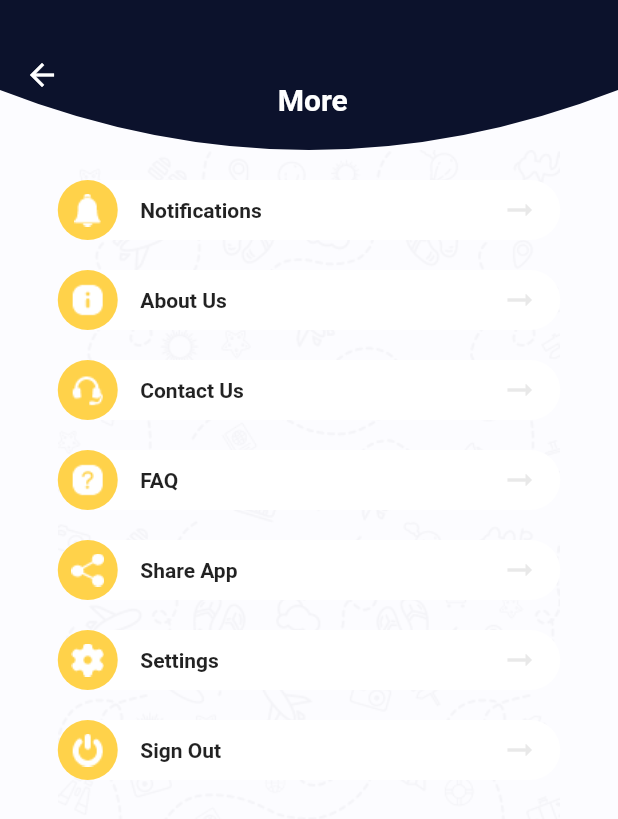
After one commit to Omar-Moshtaha/tourism, a Flutter app: the MorePge screen opened directly, on a phone screen of 412 x 824 dp. The commit adds this screen. Shown: the top 819 px of the screen. Run offline on Flutter 3.47's test engine with Material 2 defaults, Android fonts, the phone set to English and light mode, and no system bars; our stand-ins replace flutter_custom_clippers, hexcolor.

Commit message:
more_page

```diff
--- /dev/null
+++ b/lib/more.dart
@@ -0,0 +1,242 @@
+import 'package:flutter/material.dart';
+import 'package:flutter_custom_clippers/flutter_custom_clippers.dart';
+import 'package:hexcolor/hexcolor.dart';
+
+class MorePge extends StatelessWidget {
+  @override
+  Widget build(BuildContext context) {
+    return Scaffold(
+      backgroundColor: HexColor('#FCFCFF'),
+      appBar: AppBar(
+        toolbarHeight:100,
+        centerTitle: true,
+        elevation: 0.0,
+        title: Padding(
+          padding: const EdgeInsets.only(top: 53,bottom: 20),
+          child:   Text(" More",style: TextStyle(
+
+              fontWeight: FontWeight.bold
+
+          ),),
+        ),
+
+        flexibleSpace: ClipPath(
+          clipper: OvalBottomBorderClipper(),
+          child:   Container(
+            height:220,
+            width: MediaQuery.of(context).size.width,
+            color: HexColor("0C122C"),
+
+          ),
+        ),
+
+      ),
+body: Container(
+ child: Column(
+
+   children: [
+     Padding(
+       padding: const EdgeInsets.only(top: 20),
+       child: Center(child:
+       Container(height: 40,width: 335,decoration: BoxDecoration(
+         borderRadius: BorderRadius.circular(40),
+       color:HexColor('#FFFFFF'),
+
+       ),
+       child: Row(
+         children: [
+
+           CircleAvatar(backgroundColor: HexColor('#FFD24A'),child: Image(image: AssetImage('image/image5.png'))),
+         SizedBox(width: 15,),
+           Text('Notifications',style: TextStyle(
+             fontSize: 14,
+             fontWeight: FontWeight.bold
+           ),),
+        Spacer(),
+        Padding(
+          padding: const EdgeInsets.only(right: 15),
+          child: Icon(Icons.arrow_right_alt_outlined,color: HexColor('#E9E9E9')),
+        )
+         ],
+       ),
+       )
+       ),
+     ),
+     Padding(
+       padding: const EdgeInsets.only(top: 20),
+       child: Center(child:
+       Container(height: 40,width: 335,decoration: BoxDecoration(
+         borderRadius: BorderRadius.circular(40),
+         color:HexColor('#FFFFFF'),
+
+       ),
+         child: Row(
+           children: [
+
+             CircleAvatar(backgroundColor: HexColor('#FFD24A'),child: Image(image: AssetImage('image/image11.png'))),
+             SizedBox(width: 15,),
+             Text('About Us',style: TextStyle(
+                 fontSize: 14,
+                 fontWeight: FontWeight.bold
+             ),),
+             Spacer(),
+             Padding(
+               padding: const EdgeInsets.only(right: 15),
+               child: Icon(Icons.arrow_right_alt_outlined,color: HexColor('#E9E9E9')),
+             )
+           ],
+         ),
+       )
+       ),
+     ),
+     Padding(
+       padding: const EdgeInsets.only(top: 20),
+       child: Center(child:
+       Container(height: 40,width: 335,decoration: BoxDecoration(
+         borderRadius: BorderRadius.circular(40),
+         color:HexColor('#FFFFFF'),
+
+
+       ),
+         child: Row(
+           children: [
+
+             CircleAvatar(backgroundColor: HexColor('#FFD24A'),child: Image(image: AssetImage('image/page10.png'))),
+             SizedBox(width: 15,),
+             Text('Contact Us',style: TextStyle(
+                 fontSize: 14,
+                 fontWeight: FontWeight.bold
+             ),),
+             Spacer(),
+             Padding(
+               padding: const EdgeInsets.only(right: 15),
+               child: Icon(Icons.arrow_right_alt_outlined,color: HexColor('#E9E9E9')),
+             )
+           ],
+         ),
+       )
+       ),
+     ),
+     Padding(
+       padding: const EdgeInsets.only(top: 20),
+       child: Center(child:
+       Container(height: 40,width: 335,decoration: BoxDecoration(
+         borderRadius: BorderRadius.circular(40),
+         color:HexColor('#FFFFFF'),
+
+       ),
+         child: Row(
+           children: [
+
+             CircleAvatar(backgroundColor: HexColor('#FFD24A'),child: Image(image: AssetImage('image/page7.png'))),
+             SizedBox(width: 15,),
+             Text('FAQ',style: TextStyle(
+                 fontSize: 14,
+                 fontWeight: FontWeight.bold
+             ),),
+             Spacer(),
+             Padding(
+               padding: const EdgeInsets.only(right: 15),
+               child: Icon(Icons.arrow_right_alt_outlined,color: HexColor('#E9E9E9')),
+             )
+           ],
+         ),
+       )
+       ),
+     ),
+     Padding(
+       padding: const EdgeInsets.only(top: 20),
+       child: Center(child:
+       Container(height: 40,width: 335,decoration: BoxDecoration(
+         borderRadius: BorderRadius.circular(40),
+         color:HexColor('#FFFFFF'),
+
+       ),
+         child: Row(
+           children: [
+
+             CircleAvatar(backgroundColor: HexColor('#FFD24A'),child: Image(image: AssetImage('image/page9.png'))),
+             SizedBox(width: 15,),
+             Text('Share App',style: TextStyle(
+                 fontSize: 14,
+                 fontWeight: FontWeight.bold
+             ),),
+             Spacer(),
+             Padding(
+               padding: const EdgeInsets.only(right: 15),
+               child: Icon(Icons.arrow_right_alt_outlined,color: HexColor('#E9E9E9')),
+             )
+           ],
+         ),
+       )
+       ),
+     ),
+     Padding(
+       padding: const EdgeInsets.only(top: 20),
+       child: Center(child:
+       Container(height: 40,width: 335,decoration: BoxDecoration(
+         borderRadius: BorderRadius.circular(40),
+         color:HexColor('#FFFFFF'),
+
+       ),
+         child: Row(
+           children: [
+
+             CircleAvatar(backgroundColor: HexColor('#FFD24A'),child: Image(image: AssetImage('image/page8.png'))),
+             SizedBox(width: 15,),
+             Text('Settings',style: TextStyle(
+                 fontSize: 14,
+                 fontWeight: FontWeight.bold
+             ),),
+             Spacer(),
+             Padding(
+               padding: const EdgeInsets.only(right: 15),
+               child: Icon(Icons.arrow_right_alt_outlined,color: HexColor('#E9E9E9')),
+             )
+           ],
+         ),
+       )
+       ),
+     ),
+     Padding(
+       padding: const EdgeInsets.only(top: 20),
+       child: Center(child:
+       Container(height: 40,width: 335,decoration: BoxDecoration(
+         borderRadius: BorderRadius.circular(40),
+         color:HexColor('#FFFFFF'),
+
+       ),
+         child: Row(
+           children: [
+
+             CircleAvatar(backgroundColor: HexColor('#FFD24A'),child: Image(image: AssetImage('image/page6.png'))),
+             SizedBox(width: 15,),
+             Text('Sign Out',style: TextStyle(
+                 fontSize: 14,
+                 fontWeight: FontWeight.bold
+             ),),
+             Spacer(),
+             Padding(
+               padding: const EdgeInsets.only(right: 15),
+               child: Icon(Icons.arrow_right_alt_outlined,color: HexColor('#E9E9E9'),),
+             )
+           ],
+         ),
+       )
+       ),
+     ),
+
+   ],
+ ),
+  decoration: BoxDecoration(
+     image: DecorationImage(
+       image:
+       AssetImage('image/image1.png')
+       ,
+
+     )
+  ),
+),
+    );
+  }
+}
```
Also changed, not shown: lib/login.dart (+64 -4 lines), lib/main.dart (+5 -2 lines), lib/success_page.dart (+6 -2 lines), lib/success_page2.dart (added, +100 -0 lines), image/image11.png (added), image/image5.png (added), image/page10.png (added), image/page6.png (added), image/page7.png (added), image/page8.png (added), image/page9.png (added).
